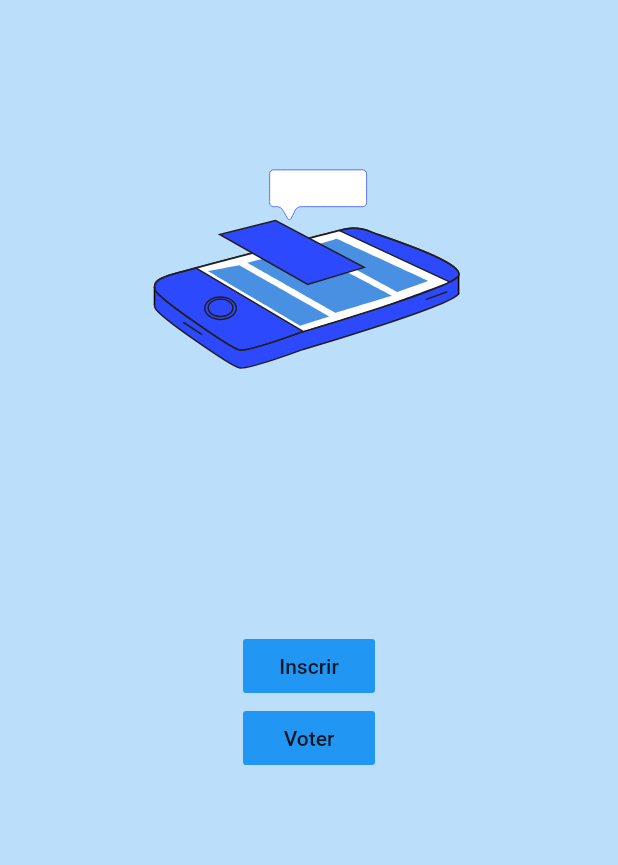
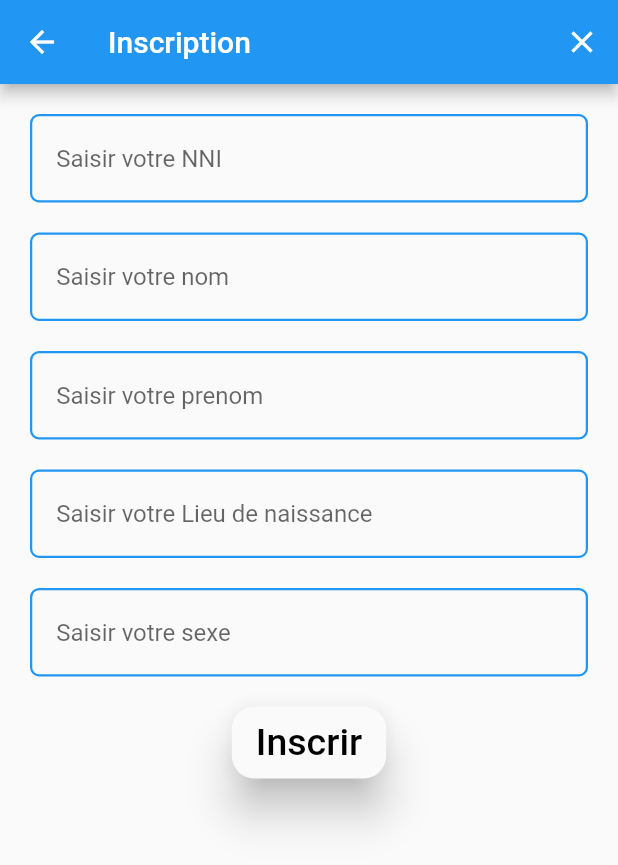
Before and after one commit to samiFlutter/pfe1, a Flutter app: the screen it shows after launch, after a tap on "Inscrir", on a phone screen of 412 x 824 dp. Shown: the top 865 px of the screen. Run offline on Flutter 3.47's test engine with Material 2 defaults, Android fonts, the phone set to English and light mode, and no system bars; our stand-ins replace cool_alert, lottie; Roboto replaces fonts that are missing (Cinzel).

Commit message:
after editing inscrir_screen  before fire store

```diff
--- a/lib/screens/acceuil_screen.dart
+++ b/lib/screens/acceuil_screen.dart
@@ -1,5 +1,6 @@
 import 'package:flutter/material.dart';
 import 'package:lottie/lottie.dart';
+import 'package:pfe/screens/inscrir_screen.dart';
 
 class AcceuilScreen extends StatelessWidget {
   static const String screenRoute = 'acceuil_screen';
@@ -23,10 +24,10 @@ class AcceuilScreen extends StatelessWidget {
                   color: Colors.blue,
                   child: Text('Inscrir'),
                   onPressed: () {
-                    // Navigator.push(
-                    //     context,
-                    //     MaterialPageRoute(
-                    //         builder: (context) => InscrirScreen()));
+                    Navigator.push(
+                        context,
+                        MaterialPageRoute(
+                            builder: (context) => const InscrirScreen()));
                   },
                 ),
                 FlatButton(
--- /dev/null
+++ b/lib/screens/inscrir_screen.dart
@@ -0,0 +1,131 @@
+import 'package:cool_alert/cool_alert.dart';
+import 'package:flutter/src/foundation/key.dart';
+import 'package:flutter/src/widgets/framework.dart';
+
+import 'package:flutter/material.dart';
+
+class InscrirScreen extends StatefulWidget {
+  const InscrirScreen({Key? key}) : super(key: key);
+
+  @override
+  State<InscrirScreen> createState() => _InscrirScreenState();
+}
+
+class _InscrirScreenState extends State<InscrirScreen> {
+//text editing controller variables
+  final nniController = TextEditingController();
+  final nomController = TextEditingController();
+  final prenomController = TextEditingController();
+  final lieuController = TextEditingController();
+  final sexeController = TextEditingController();
+  @override
+  Widget build(BuildContext context) {
+    return Scaffold(
+      appBar: AppBar(
+        backgroundColor: Colors.blue,
+        title: const Text(
+          'Inscription',
+        ),
+        actions: [
+          IconButton(
+            onPressed: () {
+              Navigator.pop(context);
+            },
+            icon: const Icon(Icons.close),
+          )
+        ],
+      ),
+      body: Padding(
+        padding: const EdgeInsets.all(20),
+        child: SingleChildScrollView(
+          child: Column(
+            children: [
+              My_ListTile(
+                controller: nniController,
+                text_var: 'Saisir votre NNI',
+              ),
+              const SizedBox(height: 20),
+              My_ListTile(
+                controller: nomController,
+                text_var: 'Saisir votre nom',
+              ),
+              const SizedBox(height: 20),
+              My_ListTile(
+                controller: prenomController,
+                text_var: 'Saisir votre prenom',
+              ),
+              const SizedBox(height: 20),
+              My_ListTile(
+                controller: lieuController,
+                text_var: 'Saisir votre Lieu de naissance',
+              ),
+              const SizedBox(height: 20),
+              My_ListTile(
+                controller: sexeController,
+                text_var: 'Saisir votre sexe',
+              ),
+              const SizedBox(height: 20),
+              Material(
+                elevation: 12,
+                borderRadius: BorderRadius.circular(15),
+                child: MaterialButton(
+                  onPressed: () {
+
+                    Navigator.pop(context);
+                    CoolAlert.show(
+                      type: CoolAlertType.success,
+                      context: context,
+                      title: 'Sawtak',
+                      text: "Vous étes enregistré avec success",
+                    );
+                  },
+                  minWidth: 100,
+                  height: 30,
+                  child: const Text(
+                    'Inscrir',
+                    style: TextStyle(
+                        color: Colors.black,
+                        fontSize: 25,
+                        fontFamily: 'Cinzel'),
+                  ),
+                ),
+              ),
+            ],
+          ),
+        ),
+      ),
+    );
+  }
+}
+
+//because we have 4 list tiles we need to create a class for each one
+class My_ListTile extends Widget {
+  TextEditingController controller;
+  String? text_var;
+  My_ListTile({Key? key, required this.controller, this.text_var})
+      : super(key: key);
+
+  @override
+  Element createElement() {
+    return ListTile(
+      shape: RoundedRectangleBorder(
+          borderRadius: BorderRadius.circular(6),
+          side: const BorderSide(
+            color: Colors.blue,
+            width: 1.5,
+          )),
+      title: Row(
+        children: [
+          Expanded(
+              child: TextField(
+            controller: controller,
+            decoration: InputDecoration(
+              border: InputBorder.none,
+              hintText: text_var,
+            ),
+          ))
+        ],
+      ),
+    ).createElement();
+  }
+}
--- a/pubspec.yaml
+++ b/pubspec.yaml
@@ -35,6 +35,7 @@ dependencies:
   # Use with the CupertinoIcons class for iOS style icons.
   cupertino_icons: ^1.0.2
   lottie: ^1.3.0
+  cool_alert: ^1.1.0
 
 dev_dependencies:
   flutter_test:
```
Also changed, not shown: pubspec.lock.
